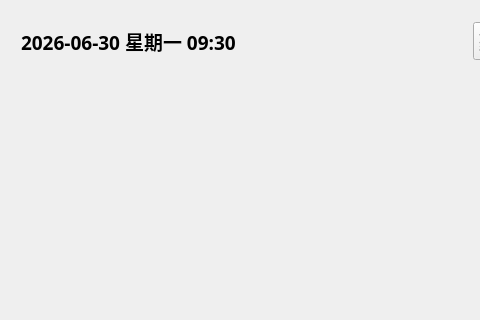
Qt form main_page.ui (tongvvv/medicineBox) before a commit; both pictures show x 0 to 480 and y 0 to 320 of the 1000 by 625 pixel window.
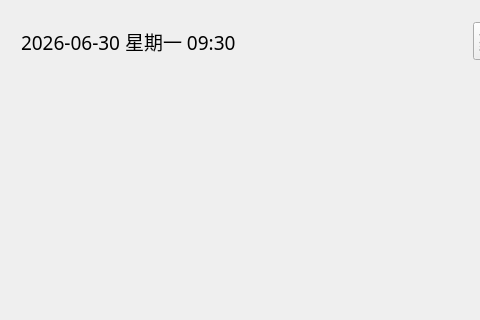
The same form after that commit. Icons and pictures are not drawn.

What changed in the file:
```diff
--- a/main_page.ui
+++ b/main_page.ui
@@ -35,7 +35,7 @@
          <font>
           <family>微软雅黑</family>
           <pointsize>14</pointsize>
-          <bold>true</bold>
+          <bold>false</bold>
          </font>
         </property>
         <property name="text">
@@ -44,6 +44,9 @@
         <property name="alignment">
          <set>Qt::AlignLeading|Qt::AlignLeft|Qt::AlignVCenter</set>
         </property>
+        <property name="wordWrap">
+         <bool>false</bool>
+        </property>
         <property name="indent">
          <number>10</number>
         </property>
```
